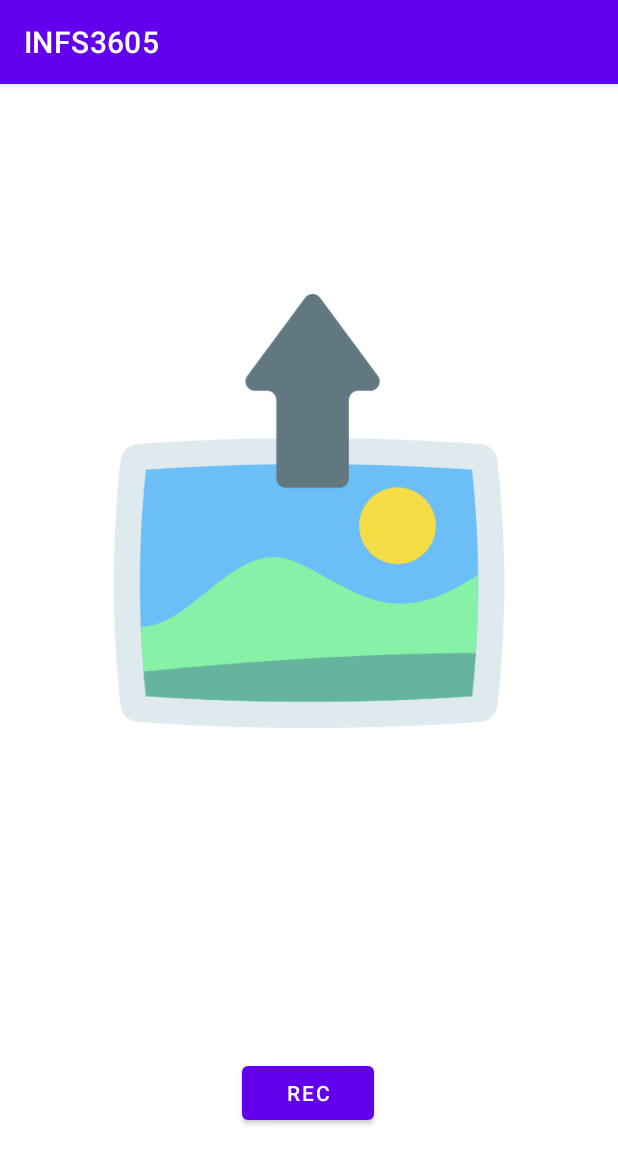
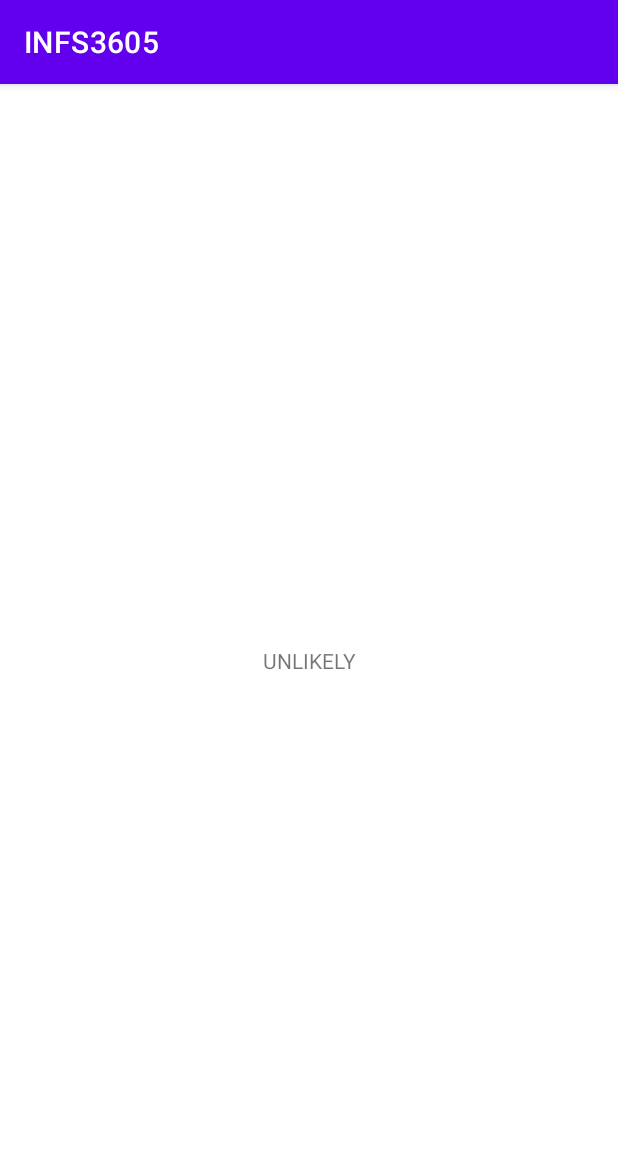
Before and after one commit to natseeto/INFS3605-Eugene, an Android app: the CamActivity screen opened directly, with no data from a screen before it, after a tap on "REC", on a phone screen of 412 x 824 dp. Shown: the top 1164 px of the screen. Run offline under Robolectric (Android 15) with nearby library versions, the phone set to English and light mode, and no system bars; libraries missing offline, so code that uses them is left out: com.google.android.gms; pictures from the network do not load; 4 statements that could not run were skipped.

Commit message:
text rec 2.0 analysis done.

```diff
--- a/app/src/main/AndroidManifest.xml
+++ b/app/src/main/AndroidManifest.xml
@@ -11,8 +11,6 @@
     <uses-permission android:name="android.permission.RECORD_AUDIO" />
     <uses-permission android:name="android.permission.ACCESS_FINE_LOCATION" />
     <uses-permission android:name="android.permission.ACCESS_COARSE_LOCATION" />
-    <!--<uses-permission android:name="android.permission.CAMERA" />   causes error???
-    https://stackoverflow.com/questions/43042725/revoked-permission-android-permission-camera/51992542-->
 
     <application
         android:allowBackup="true"
@@ -21,10 +19,11 @@
         android:roundIcon="@mipmap/ic_launcher_round"
         android:supportsRtl="true"
         android:theme="@style/Theme.INFS3605">
-        <activity android:name=".ExploreDetail"
-            android:parentActivityName=".ExploreActivity"
-        android:label="Details"
-        />
+        <activity android:name=".LikelihoodActivity"></activity>
+        <activity
+            android:name=".ExploreDetail"
+            android:label="Details"
+            android:parentActivityName=".ExploreActivity" />
         <activity android:name=".CamActivity" />
         <activity android:name=".BotActivity" />
         <activity android:name=".ExploreActivity" />
--- a/app/src/main/java/com/example/infs3605/BotActivity.java
+++ b/app/src/main/java/com/example/infs3605/BotActivity.java
@@ -102,7 +102,6 @@ public class BotActivity extends AppCompatActivity {
 
     @Override
     public boolean onCreateOptionsMenu(Menu menu) {
-        // Inflate the menu; this adds items to the action bar if it is present.
         getMenuInflater().inflate(R.menu.menu, menu);
         return true;
     }
--- a/app/src/main/java/com/example/infs3605/CamActivity.java
+++ b/app/src/main/java/com/example/infs3605/CamActivity.java
@@ -20,6 +20,9 @@ import com.google.android.gms.vision.Frame;
 import com.google.android.gms.vision.text.TextBlock;
 import com.google.android.gms.vision.text.TextRecognizer;
 
+import java.util.ArrayList;
+import java.util.List;
+
 
 /*
 https://stackoverflow.com/questions/35476182/updating-google-play-services-in-emulator
@@ -37,6 +40,10 @@ public class CamActivity extends AppCompatActivity {
     ImageView exampleEmail;
     TextView answerText;
     Button recButton;
+    static final String UNLIKELY = "UNLIKELY";
+    static final String POSSIBLY = "POSSIBLY";
+    static final String LIKELY = "LIKELY";
+
 
     @Override
     protected void onCreate(Bundle savedInstanceState) {
@@ -46,7 +53,6 @@ public class CamActivity extends AppCompatActivity {
         exampleEmail = findViewById(R.id.ivCamImage);
         answerText = findViewById(R.id.tvCamAnswer);
         recButton = findViewById(R.id.btCamRec);
-
 
 
         exampleEmail.setOnClickListener(new View.OnClickListener() {
@@ -60,9 +66,17 @@ public class CamActivity extends AppCompatActivity {
             @Override
             public void onClick(View v) {
                 rec();
+                launchLikelihoodActivity(analysisLikelihood());
             }
         });
     }
+
+    private void launchLikelihoodActivity(String message) {
+        Intent intent = new Intent(this, LikelihoodActivity.class);
+        intent.putExtra(LikelihoodActivity.INTENT_MESSAGE, message);
+        startActivity(intent);
+    }
+
 
 
     // Upload image
@@ -93,6 +107,7 @@ public class CamActivity extends AppCompatActivity {
         builder.show();
     }
 
+    // Display image
     @Override
     protected void onActivityResult(int requestCode, int resultCode, Intent data) {
         super.onActivityResult(requestCode, resultCode, data);
@@ -145,4 +160,73 @@ public class CamActivity extends AppCompatActivity {
 
         answerText.setText(stringBuilder);
     }
+
+
+
+    // Analysis likelihood
+    public String analysisLikelihood(){
+        String result = POSSIBLY;
+        // get text
+        String emailText = answerText.getText().toString();;
+        String[] emailWords = emailText.split("\\s+");
+        ArrayList<String> scamTerms = getScamTerms();
+
+        // match
+        int count = 0;
+        for(String ew: emailWords){
+            for(String st: scamTerms){
+                if(ew.toLowerCase().equals(st.toLowerCase())) count++;
+            }
+        }
+
+        if(count <= 0) result = UNLIKELY;
+        else if(count <= 1) result = POSSIBLY;
+        else if(count <= 2) result = LIKELY;
+        return result;
+    }
+
+
+
+    // Get common scam terms
+    public ArrayList<String> getScamTerms(){
+        ArrayList<String> scamTerms = new ArrayList<String>();
+        scamTerms.add("label");
+        scamTerms.add("invoice");
+        scamTerms.add("post");
+        scamTerms.add("document");
+        scamTerms.add("postal");
+        scamTerms.add("calculations");
+        scamTerms.add("copy");
+        scamTerms.add("fedex");
+        scamTerms.add("statement");
+        scamTerms.add("financial");
+        scamTerms.add("dhl");
+        scamTerms.add("usps");
+        scamTerms.add("notification");
+        scamTerms.add("irs");
+        scamTerms.add("ups");
+        scamTerms.add("no");
+        scamTerms.add("delivery");
+        scamTerms.add("ticket");
+        scamTerms.add("link");
+        scamTerms.add("follow");
+        scamTerms.add("restricted");
+        scamTerms.add("restrict");
+        scamTerms.add("continue");
+        scamTerms.add("vulnerability");
+        scamTerms.add("click");
+        scamTerms.add("hours");
+        scamTerms.add("disabled");
+        scamTerms.add("disable");
+        scamTerms.add("update");
+        scamTerms.add("check");
+        scamTerms.add("refund");
+        scamTerms.add("account");
+        scamTerms.add("important");
+        return scamTerms;
+    }
+
+
+
+
 }
--- /dev/null
+++ b/app/src/main/java/com/example/infs3605/LikelihoodActivity.java
@@ -0,0 +1,27 @@
+package com.example.infs3605;
+
+import androidx.appcompat.app.AppCompatActivity;
+
+import android.content.Intent;
+import android.os.Bundle;
+import android.widget.TextView;
+
+public class LikelihoodActivity extends AppCompatActivity {
+
+    public static final String INTENT_MESSAGE = "intent message for likelihood";
+
+    TextView tvLikelihood;
+
+    @Override
+    protected void onCreate(Bundle savedInstanceState) {
+        super.onCreate(savedInstanceState);
+        setContentView(R.layout.activity_likelihood);
+
+        // read extra message from explicit intent
+        Intent intent = getIntent();
+        String result = intent.getStringExtra(INTENT_MESSAGE);
+
+        tvLikelihood = findViewById(R.id.tvLikResult);
+        tvLikelihood.setText(result);
+    }
+}
--- /dev/null
+++ b/app/src/main/res/layout/activity_likelihood.xml
@@ -0,0 +1,18 @@
+<?xml version="1.0" encoding="utf-8"?>
+<androidx.constraintlayout.widget.ConstraintLayout xmlns:android="http://schemas.android.com/apk/res/android"
+    xmlns:app="http://schemas.android.com/apk/res-auto"
+    xmlns:tools="http://schemas.android.com/tools"
+    android:layout_width="match_parent"
+    android:layout_height="match_parent"
+    tools:context=".LikelihoodActivity">
+
+    <TextView
+        android:id="@+id/tvLikResult"
+        android:layout_width="wrap_content"
+        android:layout_height="wrap_content"
+        android:text="TextView"
+        app:layout_constraintBottom_toBottomOf="parent"
+        app:layout_constraintEnd_toEndOf="parent"
+        app:layout_constraintStart_toStartOf="parent"
+        app:layout_constraintTop_toTopOf="parent" />
+</androidx.constraintlayout.widget.ConstraintLayout>
```
